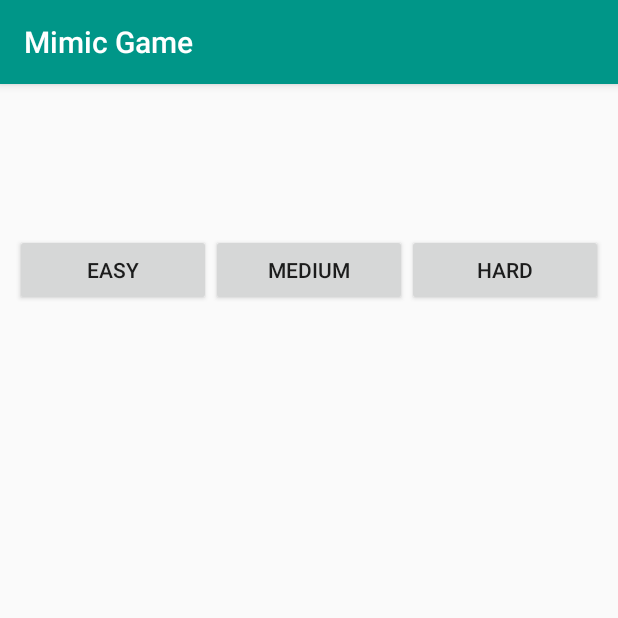
After one commit to Jax45/MimicGame, an Android app: the OptionsActivity screen opened directly, with no data from a screen before it, on a phone screen of 412 x 824 dp, the top half of it. The commit adds this screen. Run offline under Robolectric (Android 15) with nearby library versions, the phone set to English and light mode, and no system bars; Roboto replaces fonts that are not available here.

Commit message:
Did a bunch of ui changes to Game activity. still working on it.

```diff
--- a/app/build.gradle
+++ b/app/build.gradle
@@ -34,4 +34,5 @@ dependencies {
     testImplementation 'junit:junit:4.12'
     androidTestImplementation 'androidx.test.ext:junit:1.1.1'
     androidTestImplementation 'androidx.test.espresso:espresso-core:3.2.0'
+    implementation 'androidx.recyclerview:recyclerview:1.1.0'
 }
--- /dev/null
+++ b/app/src/main/java/edu/umsl/jthkn9/mimicgame/OptionsActivity.kt
@@ -0,0 +1,12 @@
+package edu.umsl.jthkn9.mimicgame
+
+import androidx.appcompat.app.AppCompatActivity
+import android.os.Bundle
+
+class OptionsActivity : AppCompatActivity() {
+
+    override fun onCreate(savedInstanceState: Bundle?) {
+        super.onCreate(savedInstanceState)
+        setContentView(R.layout.activity_options)
+    }
+}
--- /dev/null
+++ b/app/src/main/res/layout/activity_options.xml
@@ -0,0 +1,41 @@
+<?xml version="1.0" encoding="utf-8"?>
+<androidx.constraintlayout.widget.ConstraintLayout xmlns:android="http://schemas.android.com/apk/res/android"
+    xmlns:app="http://schemas.android.com/apk/res-auto"
+    xmlns:tools="http://schemas.android.com/tools"
+    android:layout_width="match_parent"
+    android:layout_height="match_parent"
+    tools:context=".OptionsActivity">
+
+    <LinearLayout
+        android:layout_width="match_parent"
+        android:layout_height="wrap_content"
+        android:layout_marginStart="10dp"
+        android:layout_marginTop="100dp"
+        android:layout_marginEnd="10dp"
+        android:orientation="horizontal"
+        app:layout_constraintEnd_toEndOf="parent"
+        app:layout_constraintStart_toStartOf="parent"
+        app:layout_constraintTop_toTopOf="parent">
+
+        <Button
+            android:id="@+id/EasyBtn"
+            android:layout_width="wrap_content"
+            android:layout_height="wrap_content"
+            android:layout_weight="1"
+            android:text="Easy" />
+
+        <Button
+            android:id="@+id/mediumBtn"
+            android:layout_width="wrap_content"
+            android:layout_height="wrap_content"
+            android:layout_weight="1"
+            android:text="Medium" />
+
+        <Button
+            android:id="@+id/hardBtn"
+            android:layout_width="wrap_content"
+            android:layout_height="wrap_content"
+            android:layout_weight="1"
+            android:text="Hard" />
+    </LinearLayout>
+</androidx.constraintlayout.widget.ConstraintLayout>
```
Also changed, not shown: app/src/main/AndroidManifest.xml (+4 -3 lines), app/src/main/java/edu/umsl/jthkn9/mimicgame/GameActivity.kt (+29 -10 lines), app/src/main/java/edu/umsl/jthkn9/mimicgame/HomeActivity.kt (+10 -0 lines), app/src/main/java/edu/umsl/jthkn9/mimicgame/ScoresActivity.kt (added, +16 -0 lines), app/src/main/res/layout/activity_game_layout.xml (+8 -8 lines), app/src/main/res/layout/activity_scores.xml (added, +15 -0 lines), app/src/main/res/layout/score_item_listing.xml (added, +22 -0 lines).
